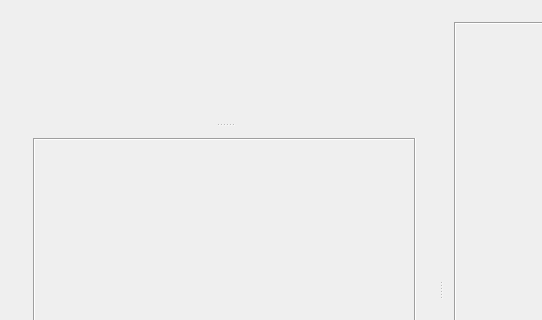
wulf97/CVVEditor, file gui/ui/MainWindow.ui: the form before one commit; both pictures show x 0 to 542 and y 0 to 320 of the 800 by 600 pixel window.
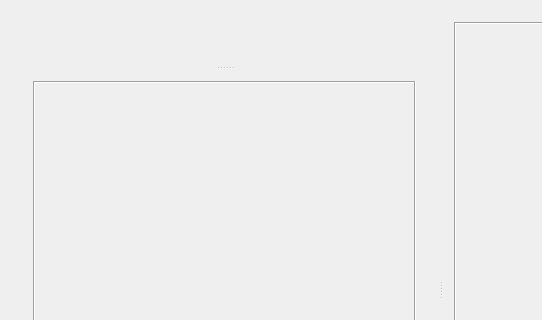
The form after the commit.

Commit message: Незначительные изменения

```diff
--- a/gui/ui/MainWindow.ui
+++ b/gui/ui/MainWindow.ui
@@ -74,7 +74,7 @@
                  <property name="minimumSize">
                   <size>
                    <width>0</width>
-                   <height>0</height>
+                   <height>220</height>
                   </size>
                  </property>
                  <property name="frameShape">
@@ -92,7 +92,7 @@
                     <x>0</x>
                     <y>0</y>
                     <width>386</width>
-                    <height>522</height>
+                    <height>514</height>
                    </rect>
                   </property>
                   <layout class="QVBoxLayout" name="verticalLayout">
```
Left out of the diff: 4 changed lines with no effect on the pictures. The commit also changes 2 other files.
